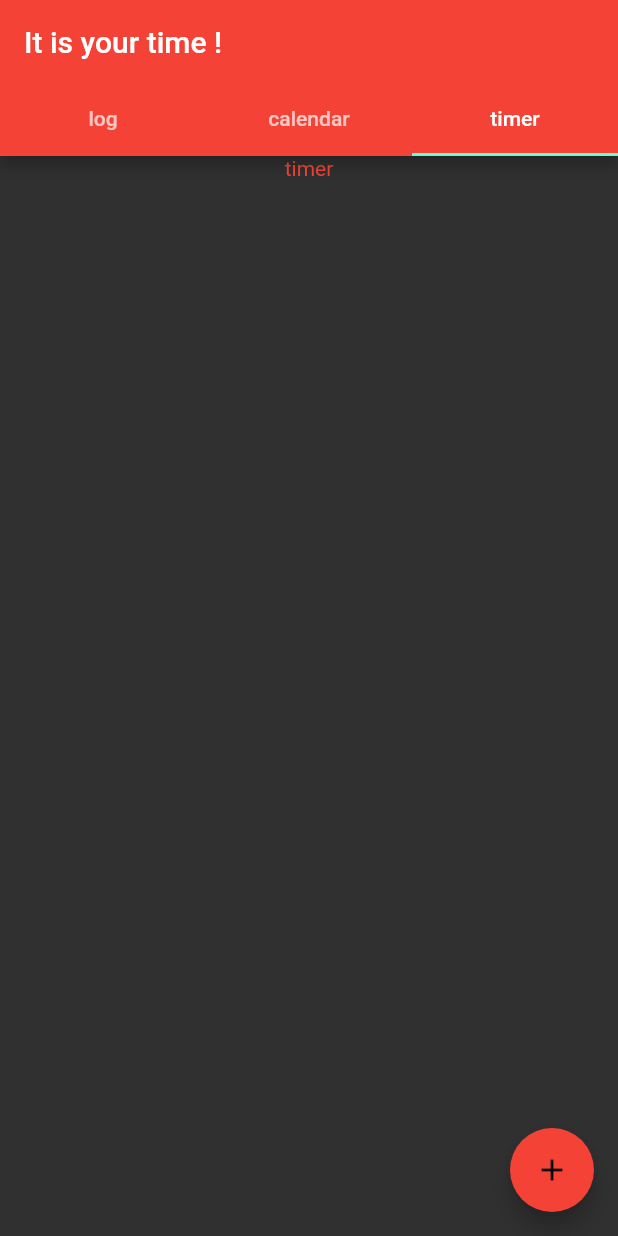
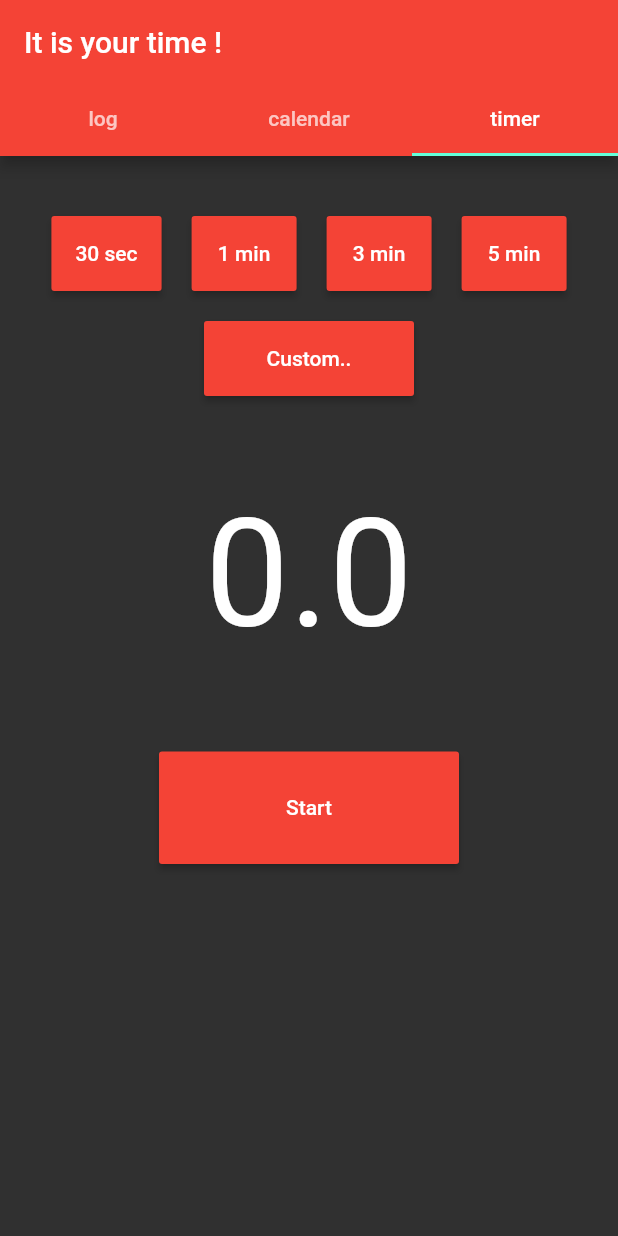
Before and after one commit to Lukk17/workout_log, a Flutter app: the screen it shows after launch, tab 3 chosen, on a phone screen of 412 x 824 dp. Run offline on Flutter 3.47's test engine with Material 2 defaults, Android fonts, the phone set to English and light mode, and no system bars; our stand-ins replace sqflite; accounts and stored records are empty; generated files the repository leaves out were written again.

Commit message:
timer added

```diff
--- a/lib/main.dart
+++ b/lib/main.dart
@@ -1,4 +1,7 @@
+import 'dart:async';
+
 import 'package:flutter/material.dart';
+import 'package:workout_log/util/util.dart';
 import 'package:workout_log/view/bodyPartLogView.dart';
 
 import 'entity/bodyPart.dart';
@@ -37,15 +40,6 @@ class HelloWorldPage extends StatefulWidget {
 }
 
 class _HelloWorldPageState extends State<HelloWorldPage> {
-  int _counter = 0;
-
-  // update state of widget to increase count value
-  void _incrementCounter() {
-    setState(() {
-      _counter++;
-    });
-  }
-
   @override
   Widget build(BuildContext context) {
     // This method is rerun every time setState is called, for instance as done
@@ -56,12 +50,8 @@ class _HelloWorldPageState extends State<HelloWorldPage> {
       child: Scaffold(
         appBar: _createAppBar(),
         body: _createBody(),
-          floatingActionButton: _createFloatingActionButton()),
+      ),
     );
-  }
-
-  Widget _spacer() {
-    return Container(margin: EdgeInsets.all(5));
   }
 
   Widget _createAppBar() {
@@ -82,63 +72,150 @@ class _HelloWorldPageState extends State<HelloWorldPage> {
 
   Widget _createBody() {
     return TabBarView(children: [
-      Center(
-        // Center is a layout widget. It takes a single child and positions it
-        // in the middle of the parent.
-        child: Column(
-          mainAxisAlignment: MainAxisAlignment.center,
+      Column(
+        mainAxisAlignment: MainAxisAlignment.spaceEvenly,
         children: <Widget>[
           Column(
             children: <Widget>[
               _createCategoryButton('chest', BodyPart.CHEST),
-                _spacer(),
+              _spacer(15),
               _createCategoryButton('back', BodyPart.BACK),
-                _spacer(),
+              _spacer(15),
               _createCategoryButton('arm', BodyPart.ARM),
-                _spacer(),
+              _spacer(15),
               _createCategoryButton('leg', BodyPart.LEG),
             ],
-            ),
-            Text(
-              'You have pushed the button this many times:',
-              style: TextStyle(color: Colors.red),
-            ),
-            Text(
-              '$_counter',
-              style:
-                  Theme.of(context).textTheme.display1.apply(color: Colors.red),
-            ),
+          )
         ],
-        ),
       ),
       Center(
           child: Text(
         'calendar',
         style: TextStyle(color: Colors.red),
       )),
-      Column(children: <Widget>[
-        Center(
-          child: Text(
-            'timer',
-            style: TextStyle(color: Colors.red),
-          ),
-        ),
-      ])
+      _createTimer(),
     ]);
   }
 
-  Widget _createFloatingActionButton() {
-    return FloatingActionButton(
-      onPressed: _incrementCounter,
-
-      // text which will be shown after long press on button
-      tooltip: 'Increment',
-
-      child: Icon(Icons.add),
-      backgroundColor: Colors.red,
-      foregroundColor: Colors.black,
+  Widget _createTimer() {
+    return Column(
+      mainAxisAlignment: MainAxisAlignment.start,
+      children: <Widget>[
+        _spacer(20),
+        Row(
+          mainAxisAlignment: MainAxisAlignment.center,
+          children: <Widget>[
+            MaterialButton(
+              height: 50,
+              minWidth: 70,
+              onPressed: () {
+                _changeTimer(30);
+              },
+              textColor: Colors.white,
+              color: Colors.red,
+              child: Text("30 sec"),
+            ),
+            _spacer(10),
+            MaterialButton(
+              height: 50,
+              minWidth: 70,
+              onPressed: () {
+                _changeTimer(60);
+              },
+              textColor: Colors.white,
+              color: Colors.red,
+              child: Text("1 min"),
+            ),
+            _spacer(10),
+            MaterialButton(
+              height: 50,
+              minWidth: 70,
+              onPressed: () {
+                _changeTimer(60.0 * 3);
+              },
+              textColor: Colors.white,
+              color: Colors.red,
+              child: Text("3 min"),
+            ),
+            _spacer(10),
+            MaterialButton(
+              height: 50,
+              minWidth: 70,
+              onPressed: () {
+                _changeTimer(60.0 * 5);
+              },
+              textColor: Colors.white,
+              color: Colors.red,
+              child: Text("5 min"),
+            )
+          ],
+        ),
+        _spacer(10),
+        Row(
+          mainAxisAlignment: MainAxisAlignment.center,
+          children: <Widget>[
+            MaterialButton(
+              height: 50,
+              minWidth: 140,
+              onPressed: () {
+                _customTimer();
+              },
+              textColor: Colors.white,
+              color: Colors.red,
+              child: Text("Custom.."),
+            )
+          ],
+        ),
+        _spacer(30),
+        Column(
+            crossAxisAlignment: CrossAxisAlignment.center,
+            children: <Widget>[
+              FittedBox(
+                child: Text(
+                  (Util.timer).toStringAsFixed(1),
+                  style: TextStyle(fontSize: 100),
+                ),
+              ),
+              _spacer(30),
+              MaterialButton(
+                height: 75,
+                minWidth: 200,
+                onPressed: _startTimer,
+                textColor: Colors.white,
+                color: Colors.red,
+                child: Text("Start"),
+              )
+            ])
+      ],
     );
   }
+
+  void _startTimer() {
+    double start = Util.timer;
+    const duration = const Duration(milliseconds: 1);
+    Timer.periodic(
+      duration,
+      (Timer timer) => setState(
+            () {
+              if (Util.timer < 1) {
+                timer.cancel();
+              } else {
+                Util.timer = Util.timer - 0.001;
+              }
+            },
+          ),
+    );
+    _changeTimer(start);
+  }
+
+  void _changeTimer(double time) {
+    setState(() {
+      Util.timer = time;
+    });
+  }
+
+
+  void _customTimer() {}
 
   Widget _createCategoryButton(String text, BodyPart bodyPart) {
     MaterialButton cb = MaterialButton(
@@ -159,4 +236,8 @@ class _HelloWorldPageState extends State<HelloWorldPage> {
     );
     return cb;
   }
+
+  Widget _spacer(double size) {
+    return Container(margin: EdgeInsets.all(size));
   }
+}
--- a/lib/util/util.dart
+++ b/lib/util/util.dart
@@ -10,6 +10,7 @@ class Util {
 
   static String pattern = "yyyy-MM-dd";
   static DateFormat formatter = new DateFormat(pattern);
+  static double timer = 0;
 
   static BodyPart recreateBodyPart(String bodyPart) {
     print("enum $bodyPart");
```
Lines whose indentation alone changed are shown as unchanged.
